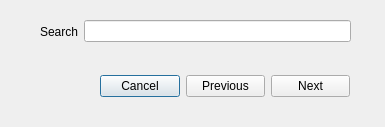
This is searchdialog.ui in digitalbox94/BreizhEdit as Qt 5 draws it before an edit. The edited form follows.
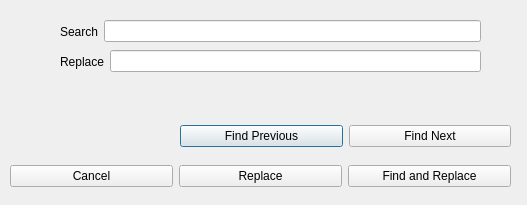
This is the edited form.

Patch:
```diff
--- a/searchdialog.ui
+++ b/searchdialog.ui
@@ -6,52 +6,45 @@
    <rect>
     <x>0</x>
     <y>0</y>
-    <width>385</width>
-    <height>127</height>
+    <width>527</width>
+    <height>205</height>
    </rect>
   </property>
   <property name="windowTitle">
    <string>Dialog</string>
   </property>
-  <widget class="QWidget" name="">
+  <widget class="QWidget" name="layoutWidget">
    <property name="geometry">
     <rect>
-     <x>100</x>
-     <y>70</y>
-     <width>250</width>
+     <x>180</x>
+     <y>120</y>
+     <width>331</width>
      <height>32</height>
     </rect>
    </property>
    <layout class="QHBoxLayout" name="horizontalLayout">
-    <item>
-     <widget class="QPushButton" name="pushCancel">
-      <property name="text">
-       <string>Cancel</string>
-      </property>
-     </widget>
-    </item>
     <item>
      <widget class="QPushButton" name="pushPrevious">
       <property name="text">
-       <string>Previous</string>
+       <string>Find Previous</string>
       </property>
      </widget>
     </item>
     <item>
      <widget class="QPushButton" name="pushNext">
       <property name="text">
-       <string>Next</string>
+       <string>Find Next</string>
       </property>
      </widget>
     </item>
    </layout>
   </widget>
-  <widget class="QWidget" name="">
+  <widget class="QWidget" name="layoutWidget">
    <property name="geometry">
     <rect>
-     <x>40</x>
+     <x>60</x>
      <y>20</y>
-     <width>311</width>
+     <width>421</width>
      <height>23</height>
     </rect>
    </property>
@@ -68,6 +61,80 @@
     </item>
    </layout>
   </widget>
+  <widget class="QWidget" name="layoutWidget_2">
+   <property name="geometry">
+    <rect>
+     <x>60</x>
+     <y>50</y>
+     <width>421</width>
+     <height>23</height>
+    </rect>
+   </property>
+   <layout class="QHBoxLayout" name="horizontalLayout_3">
+    <item>
+     <widget class="QLabel" name="labelReplace">
+      <property name="text">
+       <string>Replace</string>
+      </property>
+     </widget>
+    </item>
+    <item>
+     <widget class="QLineEdit" name="lineEditReplace"/>
+    </item>
+   </layout>
+  </widget>
+  <widget class="QWidget" name="horizontalLayoutWidget">
+   <property name="geometry">
+    <rect>
+     <x>10</x>
+     <y>160</y>
+     <width>501</width>
+     <height>32</height>
+    </rect>
+   </property>
+   <layout class="QHBoxLayout" name="horizontalLayout_4">
+    <item>
+     <widget class="QPushButton" name="pushCancel">
+      <property name="text">
+       <string>Cancel</string>
+      </property>
+     </widget>
+    </item>
+    <item>
+     <widget class="QPushButton" name="pushReplace">
+      <property name="text">
+       <string>Replace</string>
+      </property>
+     </widget>
+    </item>
+    <item>
+     <widget class="QPushButton" name="pushFindReplace">
+      <property name="text">
+       <string>Find and Replace</string>
+      </property>
+     </widget>
+    </item>
+   </layout>
+  </widget>
+  <widget class="QWidget" name="horizontalLayoutWidget_2">
+   <property name="geometry">
+    <rect>
+     <x>60</x>
+     <y>80</y>
+     <width>421</width>
+     <height>21</height>
+    </rect>
+   </property>
+   <layout class="QHBoxLayout" name="horizontalLayout_5">
+    <item>
+     <widget class="QLabel" name="labelStatus">
+      <property name="text">
+       <string/>
+      </property>
+     </widget>
+    </item>
+   </layout>
+  </widget>
  </widget>
  <resources/>
  <connections/>
```
